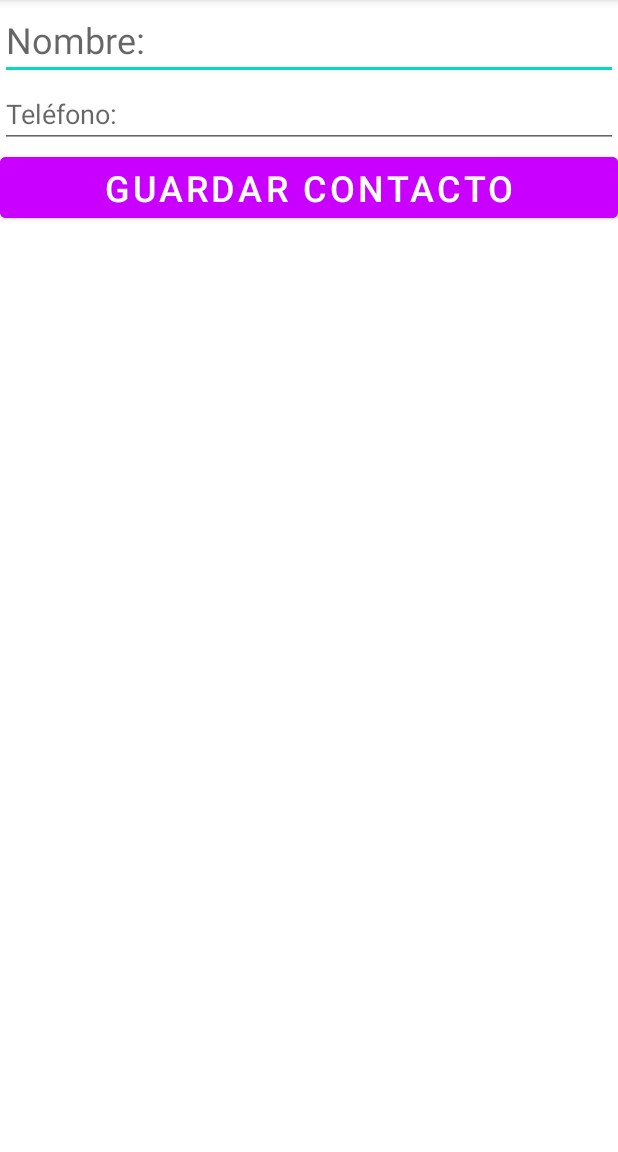
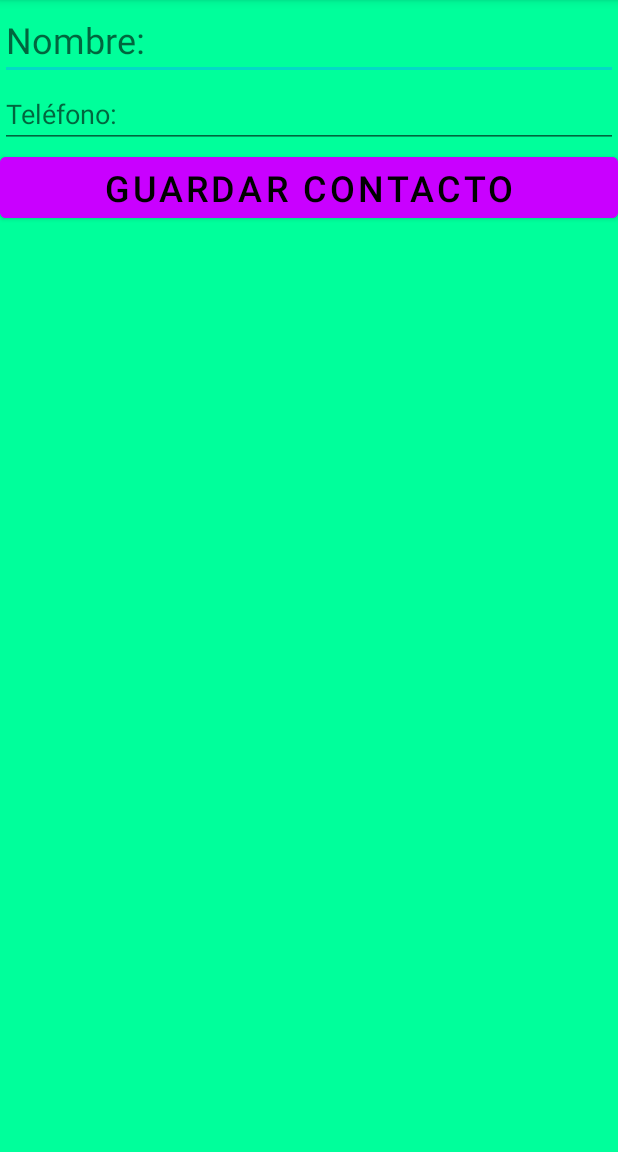
Before and after one commit to davvnovvo/Agenda, an Android app: the screen it shows after launch (NuevoActivity), after a tap on an icon or button, on a phone screen of 412 x 824 dp, the part 84-1236 px from its top. Run offline under Robolectric (Android 15) with nearby library versions, the phone set to English and light mode, and no system bars.

Commit message:
Initial Commit

```diff
--- a/app/build.gradle
+++ b/app/build.gradle
@@ -33,6 +33,7 @@ dependencies {
     implementation 'androidx.appcompat:appcompat:1.5.1'
     implementation 'com.google.android.material:material:1.7.0'
     implementation 'androidx.constraintlayout:constraintlayout:2.1.4'
+    implementation 'com.android.car.ui:car-ui-lib:2.0.0'
     testImplementation 'junit:junit:4.13.2'
     androidTestImplementation 'androidx.test.ext:junit:1.1.4'
     androidTestImplementation 'androidx.test.espresso:espresso-core:3.5.0'
--- a/app/src/main/java/com/example/agenda/MainActivity.java
+++ b/app/src/main/java/com/example/agenda/MainActivity.java
@@ -62,12 +62,6 @@ public class MainActivity extends AppCompatActivity implements SearchView.OnQuer
 
     }
 
-    public boolean onCreateOptionsMenu(Menu menu) {
-        MenuInflater inflater = getMenuInflater();
-        inflater.inflate(R.menu.menu_principal, menu);
-        return true;
-    }
-
     private void nuevoRegistro() {
         Intent intent = new Intent(MainActivity.this, NuevoActivity.class);
         startActivity(intent);
--- a/app/src/main/res/layout/activity_main.xml
+++ b/app/src/main/res/layout/activity_main.xml
@@ -5,7 +5,8 @@
     android:layout_width="match_parent"
     android:layout_height="match_parent"
     android:orientation="vertical"
-    tools:context="com.example.agenda.MainActivity">
+    tools:context="com.example.agenda.MainActivity"
+    android:background="@color/sky">
 
     <SearchView
         android:id="@+id/txtBuscar"
--- a/app/src/main/res/layout/activity_nuevo.xml
+++ b/app/src/main/res/layout/activity_nuevo.xml
@@ -4,7 +4,8 @@
     android:layout_width="match_parent"
     android:layout_height="match_parent"
     android:orientation="vertical"
-    tools:context="com.example.agenda.NuevoActivity">
+    tools:context="com.example.agenda.NuevoActivity"
+    android:background="@color/sky">
 
     <EditText
         android:id="@+id/txtNombre"
@@ -29,6 +30,7 @@
         android:layout_width="match_parent"
         android:layout_height="wrap_content"
         android:backgroundTint="@color/morado"
+        android:textColor="@color/black"
         android:text="@string/btn_guarda"
         android:textSize="24sp" />
 
--- a/app/src/main/res/layout/activity_ver.xml
+++ b/app/src/main/res/layout/activity_ver.xml
@@ -3,6 +3,7 @@
     xmlns:tools="http://schemas.android.com/tools"
     android:layout_width="match_parent"
     android:layout_height="match_parent"
+    android:background="@color/sky"
     android:orientation="vertical"
     tools:context="com.example.agenda.VerActivity">
 
@@ -41,6 +42,7 @@
         android:layout_width="match_parent"
         android:layout_height="wrap_content"
         android:backgroundTint="@color/morado"
+        android:textColor="@color/black"
         android:text="@string/btn_guarda"
         android:textSize="24sp" />
 
--- a/app/src/main/res/layout/lista_item_contacto.xml
+++ b/app/src/main/res/layout/lista_item_contacto.xml
@@ -4,7 +4,8 @@
     xmlns:tools="http://schemas.android.com/tools"
     android:layout_width="match_parent"
     android:layout_height="wrap_content"
-    android:orientation="horizontal">
+    android:orientation="horizontal"
+    android:background="@color/sky">
 
     <LinearLayout
         android:layout_width="match_parent"
--- a/app/src/main/res/menu/menu_principal.xml
+++ /dev/null
@@ -1,4 +0,0 @@
-<?xml version="1.0" encoding="utf-8"?>
-<menu xmlns:android="http://schemas.android.com/apk/res/android">
-
-</menu>
--- a/app/src/main/res/values/colors.xml
+++ b/app/src/main/res/values/colors.xml
@@ -8,4 +8,5 @@
     <color name="black">#FF000000</color>
     <color name="white">#FFFFFFFF</color>
     <color name="morado">#C900FF</color>
+    <color name="sky">#00FF9B</color>
 </resources>
```
Also changed, not shown: app/src/main/res/drawable-v24/ic_contacto.png (added), app/src/main/res/drawable/ic_contacto.jpg (deleted).
